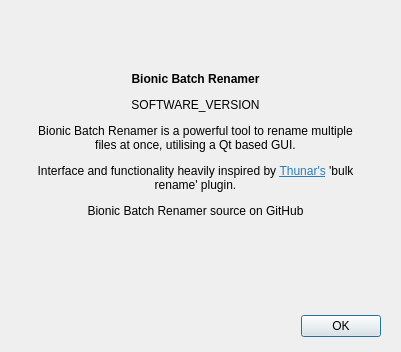
This is Code/AboutDialog/aboutdialog.ui in Nomen-Luni/Bionic-Batch-Renamer as Qt 5 draws it before an edit. The edited form follows.
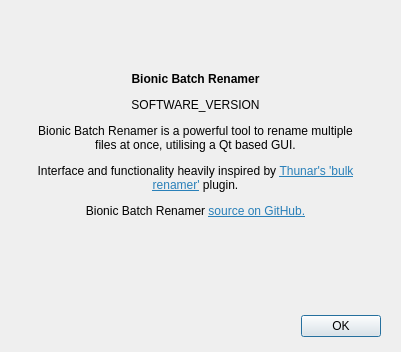
This is the edited form.

Commit message: Added .deb packaging, improved readme and about dialog

```diff
--- a/Code/AboutDialog/aboutdialog.ui
+++ b/Code/AboutDialog/aboutdialog.ui
@@ -39,7 +39,7 @@
     </rect>
    </property>
    <property name="text">
-    <string>&lt;html&gt;&lt;head/&gt;&lt;body&gt;&lt;p align=&quot;center&quot;&gt;&lt;span style=&quot; font-weight:600;&quot;&gt;Bionic Batch Renamer&lt;/span&gt;&lt;/p&gt;&lt;p align=&quot;center&quot;&gt;SOFTWARE_VERSION&lt;/p&gt;&lt;p align=&quot;center&quot;&gt;Bionic Batch Renamer is a powerful tool to rename multiple files at once, utilising a Qt based GUI.&lt;/p&gt;&lt;p align=&quot;center&quot;&gt;Interface and functionality heavily inspired by &lt;a href=&quot;https://docs.xfce.org/xfce/thunar/start&quot;&gt;&lt;span style=&quot; text-decoration: underline; color:#2980b9;&quot;&gt;Thunar's&lt;/span&gt;&lt;/a&gt; 'bulk rename' plugin.&lt;/p&gt;&lt;p align=&quot;center&quot;&gt;Bionic Batch Renamer source on GitHub&lt;/p&gt;&lt;/body&gt;&lt;/html&gt;</string>
+    <string>&lt;html&gt;&lt;head/&gt;&lt;body&gt;&lt;p align=&quot;center&quot;&gt;&lt;span style=&quot; font-weight:600;&quot;&gt;Bionic Batch Renamer&lt;/span&gt;&lt;/p&gt;&lt;p align=&quot;center&quot;&gt;SOFTWARE_VERSION&lt;/p&gt;&lt;p align=&quot;center&quot;&gt;Bionic Batch Renamer is a powerful tool to rename multiple files at once, utilising a Qt based GUI.&lt;/p&gt;&lt;p align=&quot;center&quot;&gt;Interface and functionality heavily inspired by &lt;a href=&quot;https://docs.xfce.org/xfce/thunar/bulk-renamer/start&quot;&gt;&lt;span style=&quot; text-decoration: underline; color:#2980b9;&quot;&gt;Thunar's 'bulk renamer'&lt;/span&gt;&lt;/a&gt; plugin.&lt;/p&gt;&lt;p align=&quot;center&quot;&gt;Bionic Batch Renamer &lt;a href=&quot;https://github.com/Nomen-Luni/Bionic-Batch-Renamer&quot;&gt;&lt;span style=&quot; text-decoration: underline; color:#2980b9;&quot;&gt;source on GitHub.&lt;/span&gt;&lt;/a&gt;&lt;/p&gt;&lt;/body&gt;&lt;/html&gt;</string>
    </property>
    <property name="wordWrap">
     <bool>true</bool>
```
Left out of the diff: 3 changed lines with no effect on the pictures. The commit also changes 7 other files.
